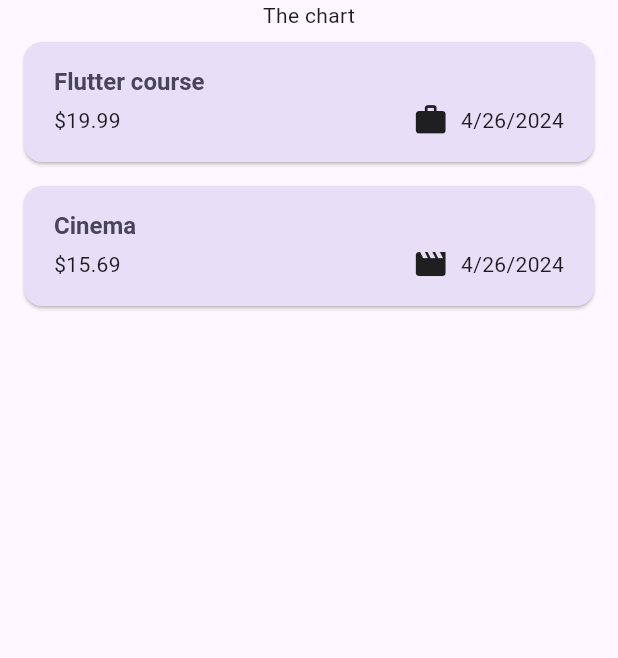
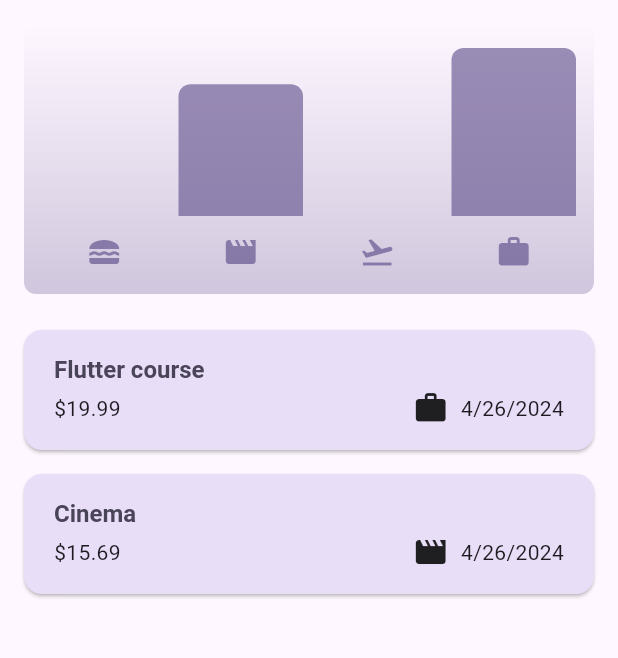
Before and after one commit to jmamedina/flutter, a Flutter app: the screen it shows after launch, on a phone screen of 412 x 824 dp, the part 84-742 px from its top. Run offline on Flutter 3.47's test engine with Material 3 defaults, Android fonts, the phone set to English and light mode, and no system bars.

Commit message:
add chart

```diff
--- a/expense_tracker/expense_tracker/lib/models/expense.dart
+++ b/expense_tracker/expense_tracker/lib/models/expense.dart
@@ -33,3 +33,25 @@ class Expense {
     return formatter.format(date);
   }
 }
+
+class ExpenseBucket {
+  const ExpenseBucket({required this.category, required this.expenses});
+
+  ExpenseBucket.forCategory(List<Expense> allExpenses, this.category)
+      : expenses = allExpenses
+            .where((expense) => expense.category == category)
+            .toList();
+
+  final Category category;
+  final List<Expense> expenses;
+
+  double get totalExpenses {
+    double sum = 0;
+
+    for (final expense in expenses) {
+      sum += expense.amount;
+    }
+
+    return sum;
+  }
+}
--- /dev/null
+++ b/expense_tracker/expense_tracker/lib/widgets/chart/chart.dart
@@ -0,0 +1,95 @@
+import 'package:flutter/material.dart';
+
+import 'package:expense_tracker/widgets/chart/chart_bar.dart';
+import 'package:expense_tracker/models/expense.dart';
+
+class Chart extends StatelessWidget {
+  const Chart({super.key, required this.expenses});
+
+  final List<Expense> expenses;
+
+  List<ExpenseBucket> get buckets {
+    return [
+      ExpenseBucket.forCategory(expenses, Category.food),
+      ExpenseBucket.forCategory(expenses, Category.leisure),
+      ExpenseBucket.forCategory(expenses, Category.travel),
+      ExpenseBucket.forCategory(expenses, Category.work),
+    ];
+  }
+
+  double get maxTotalExpense {
+    double maxTotalExpense = 0;
+
+    for (final bucket in buckets) {
+      if (bucket.totalExpenses > maxTotalExpense) {
+        maxTotalExpense = bucket.totalExpenses;
+      }
+    }
+
+    return maxTotalExpense;
+  }
+
+  @override
+  Widget build(BuildContext context) {
+    final isDarkMode =
+        MediaQuery.of(context).platformBrightness == Brightness.dark;
+    return Container(
+      margin: const EdgeInsets.all(16),
+      padding: const EdgeInsets.symmetric(
+        vertical: 16,
+        horizontal: 8,
+      ),
+      width: double.infinity,
+      height: 180,
+      decoration: BoxDecoration(
+        borderRadius: BorderRadius.circular(8),
+        gradient: LinearGradient(
+          colors: [
+            Theme.of(context).colorScheme.primary.withOpacity(0.3),
+            Theme.of(context).colorScheme.primary.withOpacity(0.0)
+          ],
+          begin: Alignment.bottomCenter,
+          end: Alignment.topCenter,
+        ),
+      ),
+      child: Column(
+        children: [
+          Expanded(
+            child: Row(
+              crossAxisAlignment: CrossAxisAlignment.end,
+              children: [
+                for (final bucket in buckets) // alternative to map()
+                  ChartBar(
+                    fill: bucket.totalExpenses == 0
+                        ? 0
+                        : bucket.totalExpenses / maxTotalExpense,
+                  )
+              ],
+            ),
+          ),
+          const SizedBox(height: 12),
+          Row(
+            children: buckets
+                .map(
+                  (bucket) => Expanded(
+                    child: Padding(
+                      padding: const EdgeInsets.symmetric(horizontal: 4),
+                      child: Icon(
+                        categoryIcons[bucket.category],
+                        color: isDarkMode
+                            ? Theme.of(context).colorScheme.secondary
+                            : Theme.of(context)
+                                .colorScheme
+                                .primary
+                                .withOpacity(0.7),
+                      ),
+                    ),
+                  ),
+                )
+                .toList(),
+          )
+        ],
+      ),
+    );
+  }
+}
--- /dev/null
+++ b/expense_tracker/expense_tracker/lib/widgets/chart/chart_bar.dart
@@ -0,0 +1,34 @@
+import 'package:flutter/material.dart';
+
+class ChartBar extends StatelessWidget {
+  const ChartBar({
+    super.key,
+    required this.fill,
+  });
+
+  final double fill;
+
+  @override
+  Widget build(BuildContext context) {
+    final isDarkMode =
+        MediaQuery.of(context).platformBrightness == Brightness.dark;
+    return Expanded(
+      child: Padding(
+        padding: const EdgeInsets.symmetric(horizontal: 4),
+        child: FractionallySizedBox(
+          heightFactor: fill,
+          child: DecoratedBox(
+            decoration: BoxDecoration(
+              shape: BoxShape.rectangle,
+              borderRadius:
+                  const BorderRadius.vertical(top: Radius.circular(8)),
+              color: isDarkMode
+                  ? Theme.of(context).colorScheme.secondary
+                  : Theme.of(context).colorScheme.primary.withOpacity(0.65),
+            ),
+          ),
+        ),
+      ),
+    );
+  }
+}
--- a/expense_tracker/expense_tracker/lib/widgets/expenses.dart
+++ b/expense_tracker/expense_tracker/lib/widgets/expenses.dart
@@ -2,6 +2,7 @@ import 'package:expense_tracker/models/expense.dart';
 import 'package:expense_tracker/widgets/expenses_list.dart';
 import 'package:expense_tracker/widgets/new_expense.dart';
 import 'package:flutter/material.dart';
+import 'package:expense_tracker/widgets/chart/chart.dart';
 
 class Expenses extends StatefulWidget {
   const Expenses({super.key});
@@ -88,7 +89,7 @@ class _ExpensesState extends State<Expenses> {
       body: Column(
         children: [
           // toolbar with add buttn => Row()
-          const Text('The chart'),
+          Chart(expenses: _registeredExpenses),
           Expanded(child: mainContent),
         ],
       ),
```
Also changed, not shown: expense_tracker/expense_tracker/pubspec.lock.
